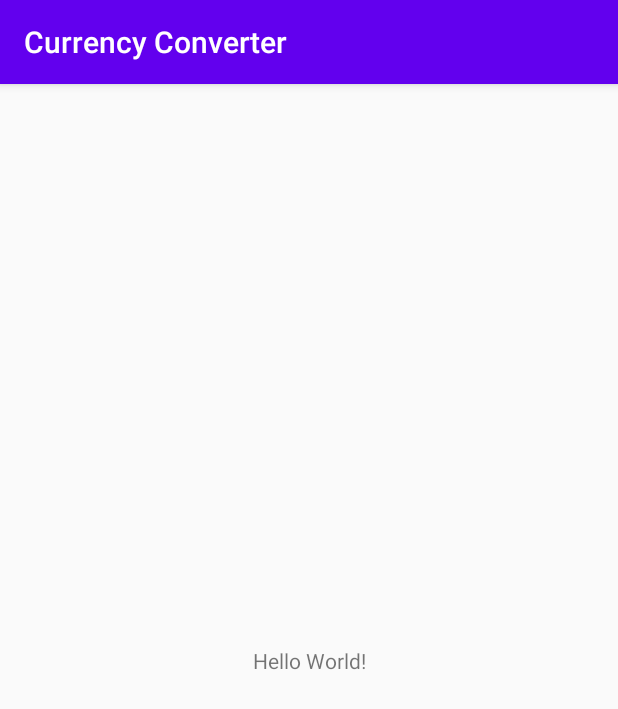
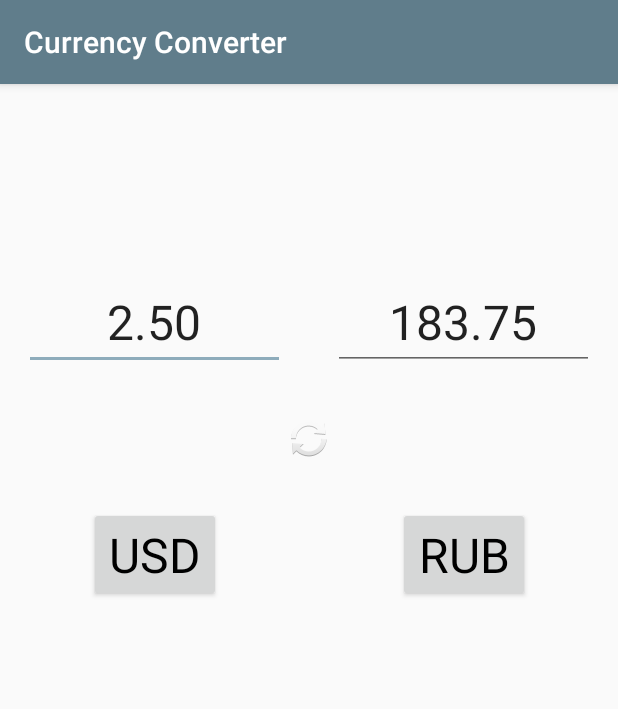
Before and after one commit to NarutoBratishka/Currency-Converter-AndroidApp, an Android app: the screen it shows after launch (MainActivity), on a phone screen of 412 x 824 dp. Shown: the top 709 px of the screen. Run offline under Robolectric (Android 15) with nearby library versions, the phone set to English and light mode, and no system bars.

Commit message:
add main layout

```diff
--- a/app/src/main/res/layout/activity_main.xml
+++ b/app/src/main/res/layout/activity_main.xml
@@ -6,13 +6,90 @@
     android:layout_height="match_parent"
     tools:context=".MainActivity">
 
-    <TextView
+    <android.support.constraint.Guideline
+        android:id="@+id/guideline"
         android:layout_width="wrap_content"
         android:layout_height="wrap_content"
-        android:text="Hello World!"
+        android:orientation="vertical"
+        app:layout_constraintGuide_percent="0.5" />
+
+    <EditText
+        android:id="@+id/value_left"
+        android:layout_width="0dp"
+        android:layout_height="wrap_content"
+        android:layout_marginStart="16dp"
+        android:layout_marginEnd="16dp"
+        android:gravity="center_horizontal"
+        android:inputType="numberDecimal"
+        android:text="@string/value_left"
+        android:textColorHint="@color/black"
+        android:textSize="32sp"
         app:layout_constraintBottom_toBottomOf="parent"
+        app:layout_constraintEnd_toStartOf="@+id/guideline"
         app:layout_constraintLeft_toLeftOf="parent"
         app:layout_constraintRight_toRightOf="parent"
-        app:layout_constraintTop_toTopOf="parent" />
+        app:layout_constraintStart_toStartOf="parent"
+        app:layout_constraintTop_toTopOf="parent"
+        app:layout_constraintVertical_bias="0.18"
+        android:autofillHints="0.00" />
+
+    <EditText
+        android:id="@+id/value_right"
+        android:layout_width="0dp"
+        android:layout_height="wrap_content"
+        android:layout_marginStart="16dp"
+        android:layout_marginEnd="16dp"
+        android:gravity="center_horizontal"
+        android:inputType="numberDecimal"
+        android:text="@string/value_right"
+        android:textColorHint="@color/black"
+        android:textSize="32sp"
+        app:layout_constraintBaseline_toBaselineOf="@id/value_left"
+        app:layout_constraintBottom_toBottomOf="parent"
+        app:layout_constraintEnd_toEndOf="parent"
+        app:layout_constraintLeft_toLeftOf="parent"
+        app:layout_constraintRight_toRightOf="parent"
+        app:layout_constraintStart_toEndOf="@+id/guideline"
+        app:layout_constraintTop_toTopOf="parent"
+        android:autofillHints="0.00" />
+
+    <ImageButton
+        android:layout_width="wrap_content"
+        android:layout_height="wrap_content"
+        android:background="@android:drawable/ic_popup_sync"
+        app:layout_constraintBottom_toTopOf="@+id/button_val_left"
+        app:layout_constraintEnd_toEndOf="parent"
+        app:layout_constraintStart_toStartOf="parent"
+        app:layout_constraintTop_toBottomOf="@+id/value_left"
+        android:contentDescription="@string/swap" />
+
+    <Button
+        android:id="@+id/button_val_left"
+        android:layout_width="wrap_content"
+        android:layout_height="wrap_content"
+        android:text="@string/valute_left_side"
+        android:textAppearance="@style/Widget.AppCompat.Button"
+        android:textSize="32sp"
+        app:layout_constraintBottom_toBottomOf="parent"
+        app:layout_constraintEnd_toStartOf="@+id/guideline"
+        app:layout_constraintStart_toStartOf="parent"
+        app:layout_constraintTop_toTopOf="parent"
+        app:layout_constraintVertical_bias="0.4"
+        android:onClick="changeCurrencyLeft"/>
+
+    <Button
+        android:id="@+id/button_val_right"
+        android:layout_width="wrap_content"
+        android:layout_height="wrap_content"
+        android:text="@string/valute_right_side"
+        android:textAppearance="@style/Widget.AppCompat.Button"
+        android:textSize="32sp"
+        app:layout_constraintBaseline_toBaselineOf="@id/button_val_left"
+        app:layout_constraintBottom_toBottomOf="parent"
+        app:layout_constraintEnd_toEndOf="parent"
+        app:layout_constraintStart_toEndOf="@id/guideline"
+        app:layout_constraintTop_toTopOf="parent"
+        android:onClick="changeCurrencyRight"/>
+
 
 </android.support.constraint.ConstraintLayout>
--- a/app/src/main/res/values/strings.xml
+++ b/app/src/main/res/values/strings.xml
@@ -1,3 +1,8 @@
 <resources>
     <string name="app_name">Currency Converter</string>
+    <string name="valute_left_side">USD</string>
+    <string name="value_left">2.50</string>
+    <string name="value_right">183.75</string>
+    <string name="swap">Swap</string>
+    <string name="valute_right_side">RUB</string>
 </resources>
--- a/app/src/main/res/values/themes.xml
+++ b/app/src/main/res/values/themes.xml
@@ -2,9 +2,9 @@
     <!-- Base application theme. -->
     <style name="Theme.CurrencyConverter" parent="Theme.AppCompat.Light.DarkActionBar">
         <!-- Primary brand color. -->
-        <item name="colorPrimary">@color/purple_500</item>
-        <item name="colorPrimaryDark">@color/purple_700</item>
-        <item name="colorAccent">@color/teal_200</item>
+        <item name="colorPrimary">#607d8b</item>
+        <item name="colorPrimaryDark">#34515e</item>
+        <item name="colorAccent">#8eacbb</item>
         <!-- Customize your theme here. -->
     </style>
 </resources>
```
